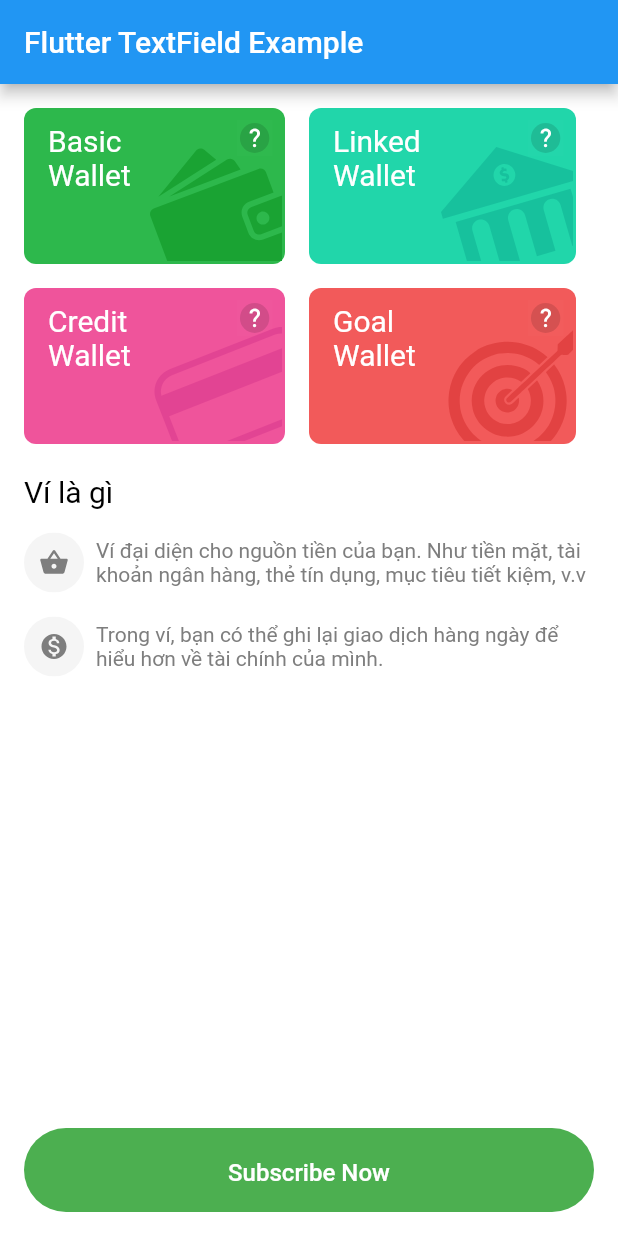
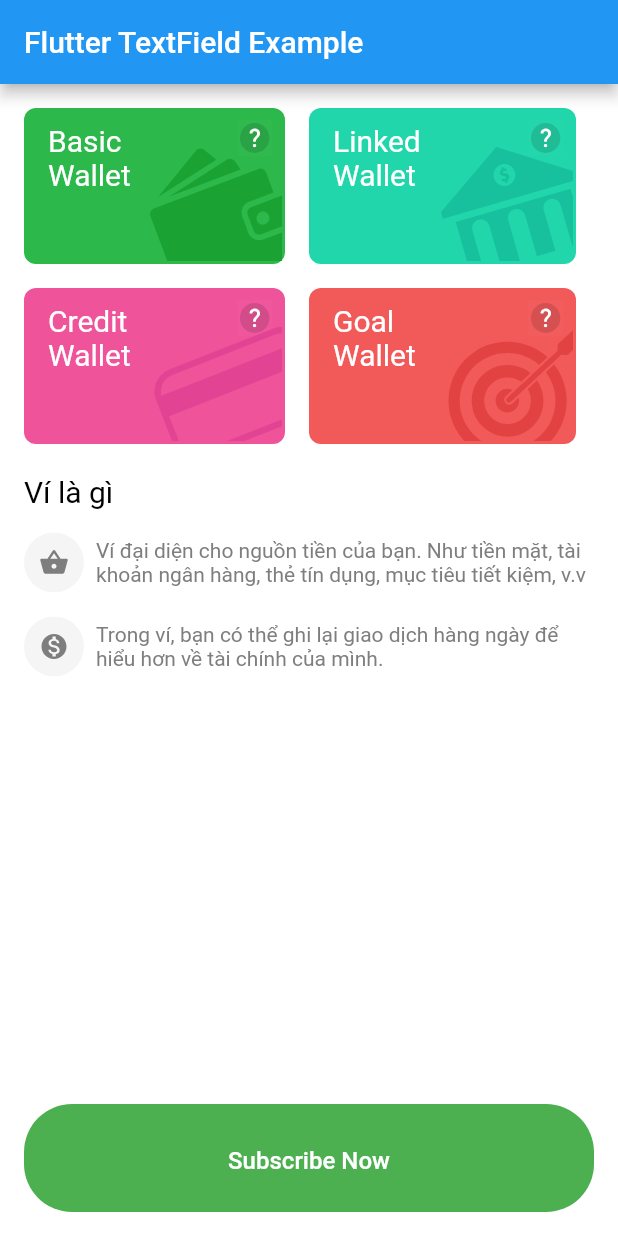
Before and after one commit to nghevabe/FlutterTraining, a Flutter app: the MyWalletInfoPage screen opened directly, on a phone screen of 412 x 824 dp. Run offline on Flutter 3.47's test engine with Material 2 defaults, Android fonts, the phone set to English and light mode, and no system bars; our stand-ins replace flutter_svg, hexcolor.

Commit message:
upload project

```diff
--- a/training_flutter/lib/wallet_info.dart
+++ b/training_flutter/lib/wallet_info.dart
@@ -417,7 +417,7 @@ class ItemBottomButton extends StatelessWidget {
   Widget build(BuildContext context) {
     return Container(
       width: double.infinity,
-      padding: EdgeInsets.only(top: 4.0, bottom: 4.0),
+      padding: EdgeInsets.only(top: 12.0, bottom: 12.0),
       margin: EdgeInsets.only(left: 16.0, right: 16.0, bottom: 16.0),
       decoration: BoxDecoration(
           color: Colors.green,
```
Also changed, not shown: training_flutter/pubspec.lock.
